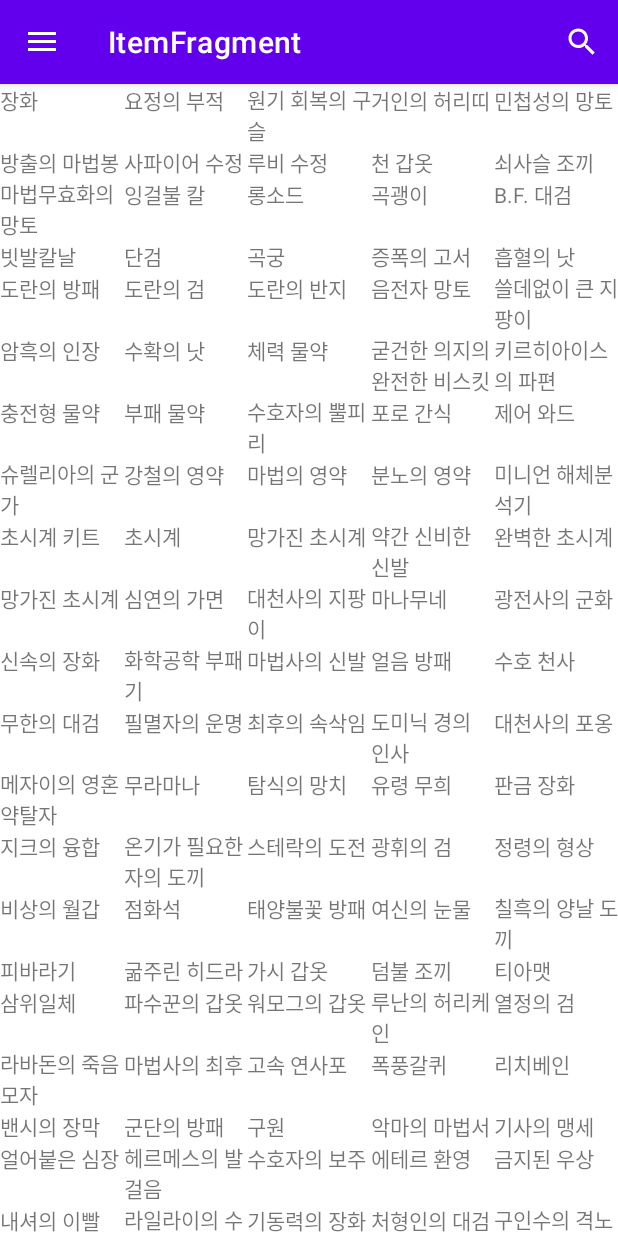
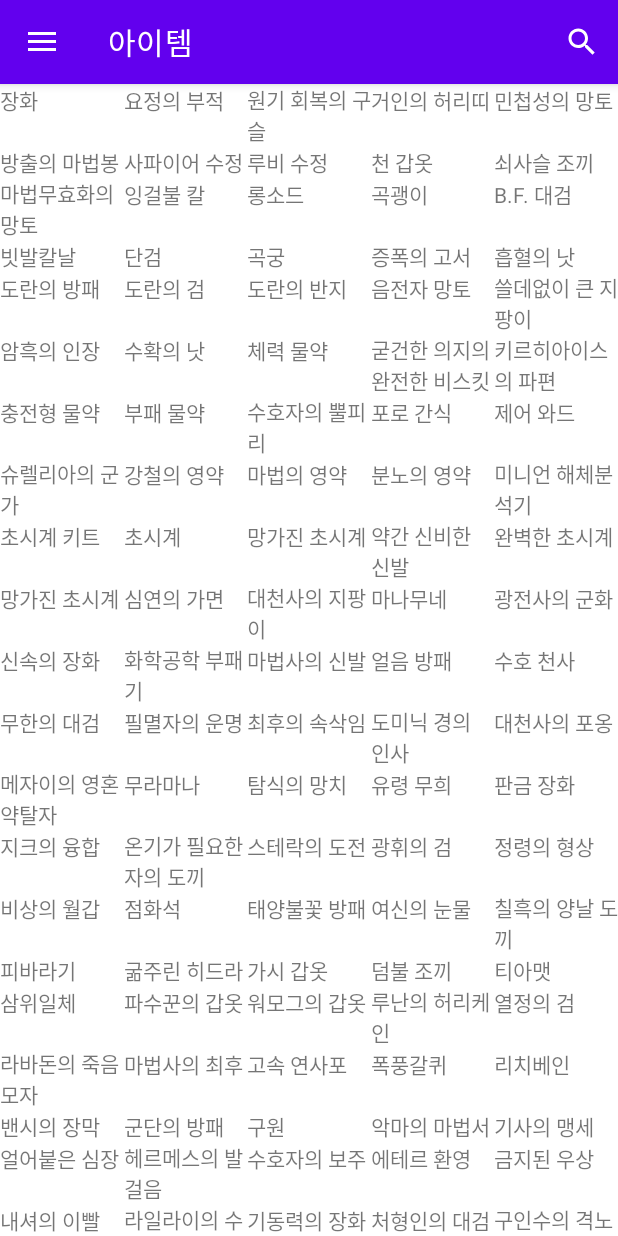
Before and after one commit to LeeJaeHyeon05/Kotlin-Study-LOL, an Android app: the screen it shows after launch (MainActivity), in the side drawer, after a tap on "아이템", on a phone screen of 412 x 824 dp. Run offline under Robolectric (Android 15) with nearby library versions, the phone set to English and light mode, and no system bars; our stand-ins replace data binding, navigation-ui.

Commit message:
add string resource

```diff
--- a/app/src/main/res/menu/activity_main_drawer.xml
+++ b/app/src/main/res/menu/activity_main_drawer.xml
@@ -15,7 +15,7 @@
         <item
             android:id="@+id/nav_item"
             android:icon="@drawable/ic_menu_gallery"
-            android:title="아이템" />
+            android:title="@string/item" />
         <item
             android:id="@+id/nav_summoner"
             android:icon="@drawable/ic_menu_gallery"
--- a/app/src/main/res/navigation/navigation.xml
+++ b/app/src/main/res/navigation/navigation.xml
@@ -18,7 +18,7 @@
     <fragment
         android:id="@+id/nav_item"
         android:name="com.example.firstapp.fragment.ItemFragment"
-        android:label="ItemFragment" />
+        android:label="@string/item" />
     <fragment
         android:id="@+id/nav_summoner"
         android:name="com.example.firstapp.fragment.SummonerFragment"
--- a/app/src/main/res/values/strings.xml
+++ b/app/src/main/res/values/strings.xml
@@ -12,4 +12,6 @@
     <string name="menu_slideshow">Slideshow</string>
     <!-- TODO: Remove or change this placeholder text -->
     <string name="hello_blank_fragment">Hello blank fragment</string>
+
+    <string name="item">아이템</string>
 </resources>
```
